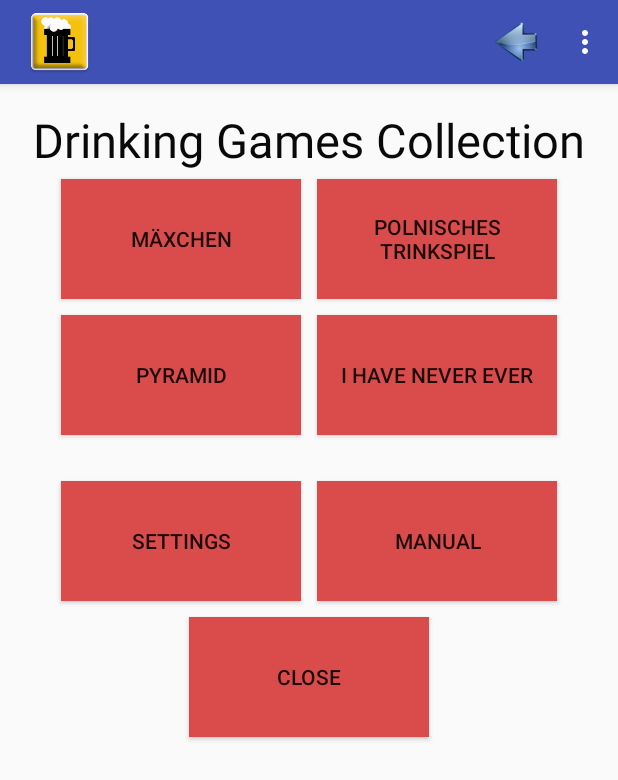
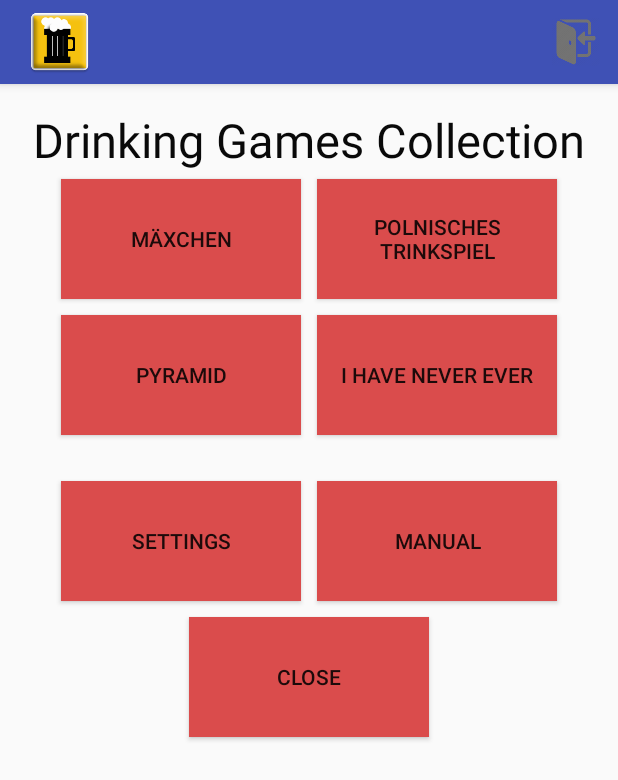
Before and after one commit to Gertfreiberger/Trinkspielsammlung, an Android app: the screen it shows after launch (MainMenu), on a phone screen of 412 x 824 dp. Shown: the top 780 px of the screen. Run offline under Robolectric (Android 15) with nearby library versions, the phone set to English and light mode, and no system bars.

Commit message:
[MB, PS] Prepared MainMenu Activity for Presentation

```diff
--- a/DrinkingGamesCollection/app/src/main/java/wtfisandroid/drinkinggamescollection/activities/MainMenu.java
+++ b/DrinkingGamesCollection/app/src/main/java/wtfisandroid/drinkinggamescollection/activities/MainMenu.java
@@ -88,10 +88,6 @@ public class MainMenu extends AppCompatActivity implements ShakeDetector.OnShake
 			utilities.playSound(1);
 
 		switch ( item.getItemId() ) {
-			case R.id.action_settings:
-				Intent intent = new Intent(this.getApplicationContext(), SettingsActivity.class);
-				startActivity(intent);
-				break;
 			case R.id.back:
 				finish();
 				break;
--- a/DrinkingGamesCollection/app/src/main/res/layout-land/content_main_menu.xml
+++ /dev/null
@@ -1,113 +0,0 @@
-<?xml version="1.0" encoding="utf-8"?>
-<RelativeLayout xmlns:android="http://schemas.android.com/apk/res/android"
-    xmlns:app="http://schemas.android.com/apk/res-auto"
-    xmlns:tools="http://schemas.android.com/tools"
-    android:layout_width="match_parent"
-    android:layout_height="match_parent"
-    android:paddingBottom="@dimen/activity_vertical_margin"
-    android:paddingLeft="@dimen/activity_horizontal_margin"
-    android:paddingRight="@dimen/activity_horizontal_margin"
-    android:paddingTop="@dimen/activity_vertical_margin"
-    app:layout_behavior="@string/appbar_scrolling_view_behavior"
-    tools:context=".activities.MainMenu"
-    tools:showIn="@layout/activity_main_menu">
-
-    <TextView
-        android:layout_width="wrap_content"
-        android:layout_height="wrap_content"
-        android:text="@string/mainmenu_headline"
-        android:id="@+id/headline"
-        android:layout_alignParentTop="true"
-        android:layout_centerHorizontal="true"
-        android:textSize="14pt"
-        android:textColor="#090909"
-        android:gravity="center_horizontal" />
-
-    <TableLayout
-        android:layout_width="fill_parent"
-        android:layout_height="fill_parent"
-        android:layout_below="@+id/headline"
-        android:gravity="center_horizontal">
-
-        <TableRow
-            android:layout_width="wrap_content"
-            android:layout_height="wrap_content"
-            android:gravity="center_horizontal">
-
-            <Button
-                android:layout_width="@dimen/mainmenu_button_width"
-                android:layout_height="@dimen/mainmenu_button_height"
-                android:text="@string/mainmenu_button_maexchen"
-                android:id="@+id/button_maexchen"
-                android:background="#da4c4c"
-                android:onClick="onClick"
-                android:layout_margin="@dimen/mainmenu_button_margin"/>
-
-            <Button
-                android:layout_width="@dimen/mainmenu_button_width"
-                android:layout_height="match_parent"
-                android:text="@string/mainmenu_button_polnisches"
-                android:id="@+id/button_polnisches_trinkspiel"
-                android:background="#da4c4c"
-                android:onClick="onClick"
-                android:layout_margin="@dimen/mainmenu_button_margin"/>
-        </TableRow>
-
-        <TableRow
-            android:layout_width="wrap_content"
-            android:layout_height="wrap_content"
-            android:gravity="center_horizontal">
-
-            <Button
-                android:layout_width="@dimen/mainmenu_button_width"
-                android:layout_height="@dimen/mainmenu_button_height"
-                android:text="@string/pyramid"
-                android:id="@+id/button_pyramid"
-                android:background="#da4c4c"
-                android:onClick="onClick"
-                android:layout_margin="@dimen/mainmenu_button_margin"/>
-
-            <Button
-                android:layout_width="@dimen/mainmenu_button_width"
-                android:layout_height="match_parent"
-                android:text="@string/i_have_never_ever"
-                android:id="@+id/button_i_have_never_ever"
-                android:background="#da4c4c"
-                android:onClick="onClick"
-                android:layout_margin="@dimen/mainmenu_button_margin"/>
-
-        </TableRow>
-
-        <TableRow
-            android:layout_width="wrap_content"
-            android:layout_height="wrap_content"
-            android:gravity="center_horizontal"
-            android:layout_marginTop="20dp">
-
-            <ImageButton
-                android:layout_width="wrap_content"
-                android:layout_height="wrap_content"
-                android:id="@+id/imageButton2"
-                android:src="@drawable/ic_settings"/>
-
-            <ImageButton
-                android:layout_width="wrap_content"
-                android:layout_height="wrap_content"
-                android:id="@+id/imageButton3"/>
-        </TableRow>
-
-        <TableRow
-            android:layout_width="wrap_content"
-            android:layout_height="wrap_content"
-            android:gravity="center_horizontal">
-
-            <ImageButton
-                android:layout_width="wrap_content"
-                android:layout_height="wrap_content"
-                android:id="@+id/imageButton"
-                android:src="@drawable/ic_quit"/>
-        </TableRow>
-    </TableLayout>
-
-
-</RelativeLayout>
--- a/DrinkingGamesCollection/app/src/main/res/layout/content_main_menu.xml
+++ b/DrinkingGamesCollection/app/src/main/res/layout/content_main_menu.xml
@@ -23,10 +23,16 @@
         android:textColor="#090909"
         android:gravity="center_horizontal" />
 
+    <ScrollView
+        android:layout_width="wrap_content"
+        android:layout_height="wrap_content"
+        android:id="@+id/scrollView"
+        android:layout_below="@+id/headline"
+        android:layout_centerHorizontal="true">
+
         <TableLayout
             android:layout_width="fill_parent"
-        android:layout_height="fill_parent"
-        android:layout_below="@+id/headline"
+            android:layout_height="wrap_content"
             android:gravity="center_horizontal">
 
             <TableRow
@@ -119,6 +125,7 @@
                     android:layout_margin="@dimen/mainmenu_button_margin"/>
             </TableRow>
         </TableLayout>
+    </ScrollView>
 
 
 </RelativeLayout>
--- a/DrinkingGamesCollection/app/src/main/res/menu/menu_main_menu.xml
+++ b/DrinkingGamesCollection/app/src/main/res/menu/menu_main_menu.xml
@@ -2,14 +2,11 @@
       xmlns:app="http://schemas.android.com/apk/res-auto"
       xmlns:tools="http://schemas.android.com/tools"
       tools:context=".activities.MainMenu">
-    <item
-        android:id="@+id/action_settings"
-        android:title="@string/settings"/>
 
     <item
         android:id="@+id/back"
         app:showAsAction="always"
-        android:title="@string/back"
-        android:icon="@drawable/ic_back">
+        android:title="@string/quit"
+        android:icon="@drawable/ic_quit">
     </item>
 </menu>
```
Lines whose indentation alone changed are shown as unchanged.
